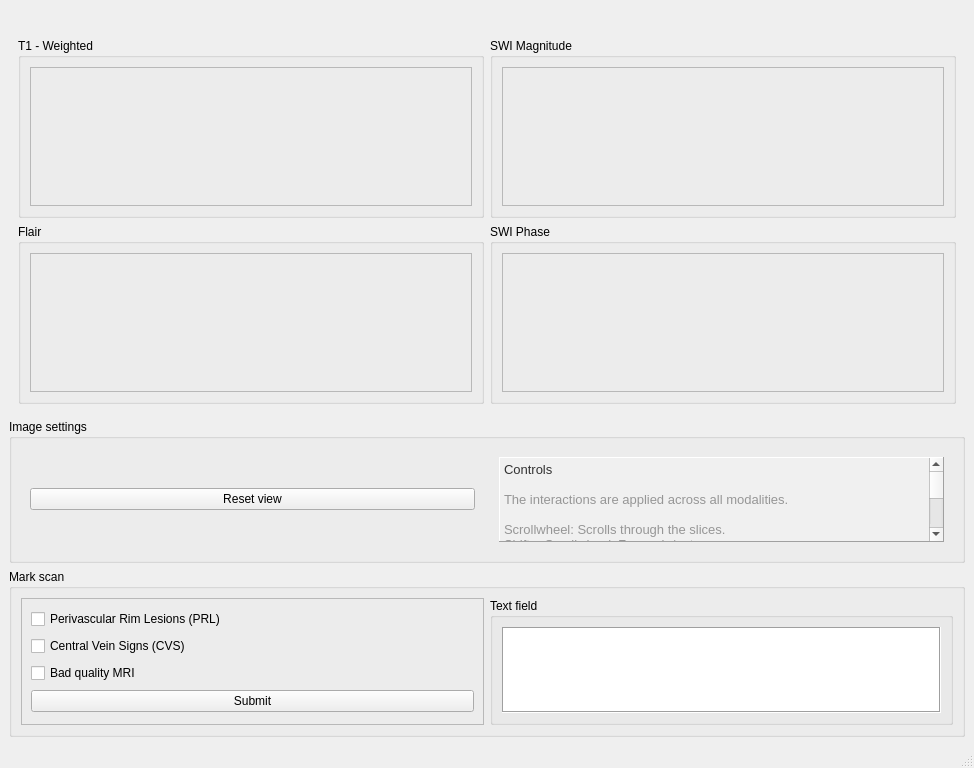
Salli-A/MS-Lesion-Visualization-in-MRI-Scans, file MVis.ui: the form before one commit.
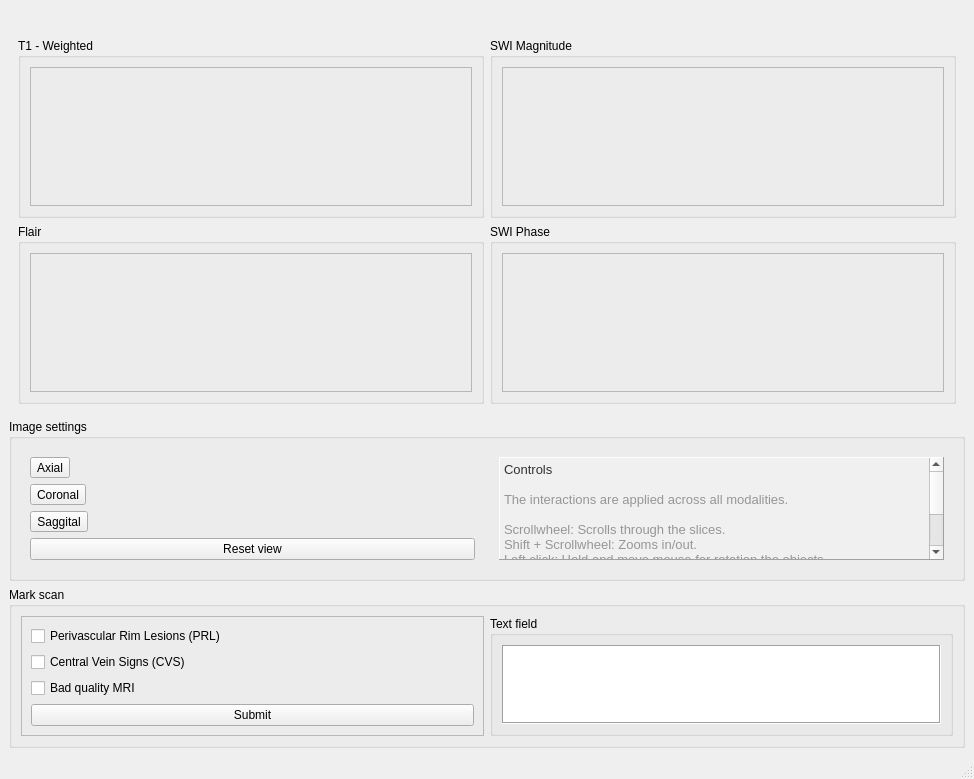
The form after the commit.

Patch:
```diff
--- a/MVis.ui
+++ b/MVis.ui
@@ -165,6 +165,30 @@
           </sizepolicy>
          </property>
          <layout class="QVBoxLayout" name="verticalLayout_4">
+          <item>
+           <widget class="QToolButton" name="axial_button">
+            <property name="text">
+             <string>Axial</string>
+            </property>
+           </widget>
+          </item>
+          <item>
+           <widget class="QToolButton" name="coronal_button">
+            <property name="text">
+             <string>Coronal</string>
+            </property>
+           </widget>
+          </item>
+          <item>
+           <widget class="QToolButton" name="saggital_button">
+            <property name="text">
+             <string>Saggital</string>
+            </property>
+            <property name="autoExclusive">
+             <bool>false</bool>
+            </property>
+           </widget>
+          </item>
           <item>
            <widget class="QPushButton" name="reset_button">
             <property name="sizePolicy">
```
